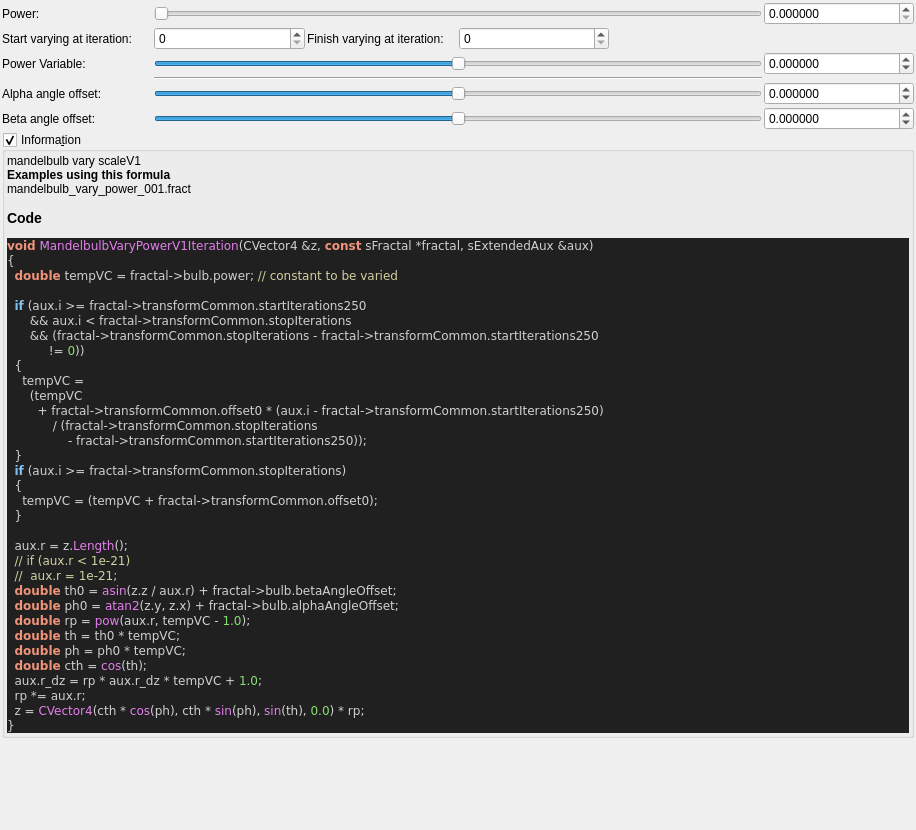
First picture: the form in mandelbulber2/formula/ui/fractal_mandelbulb_vary_power_v1.ui, repository buddhi1980/mandelbulber2, before the edit.
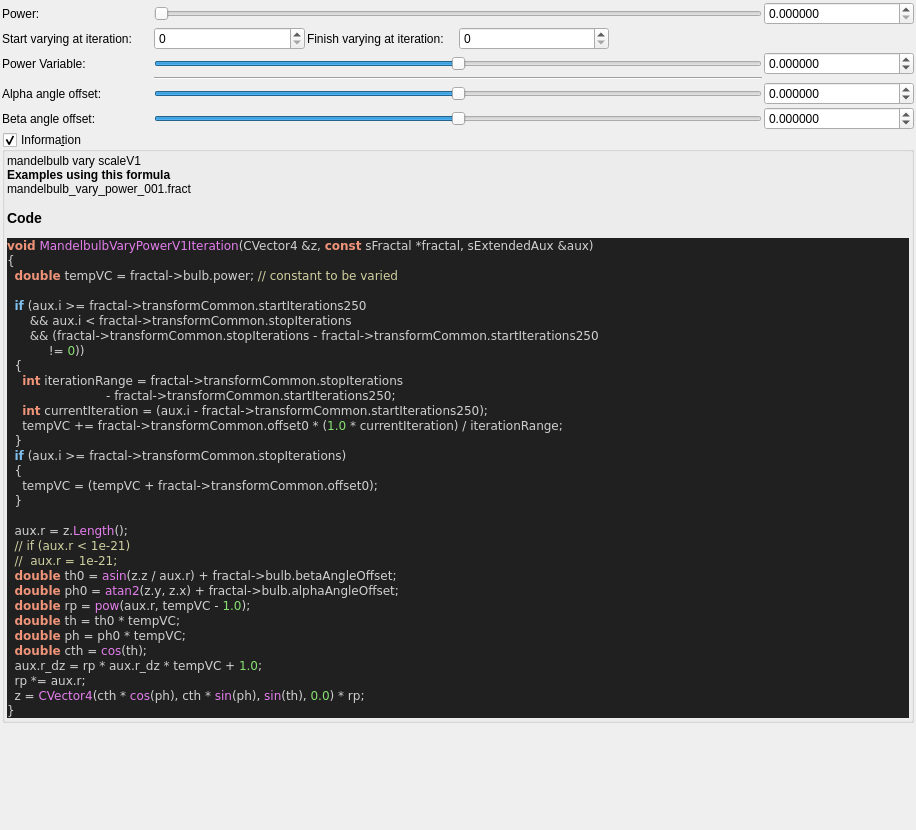
Second picture: the form after the edit. Custom widgets are drawn as their Qt base class.

Commit message: added all cl formula files till mandelbulb_*

```diff
--- a/mandelbulber2/formula/ui/fractal_mandelbulb_vary_power_v1.ui
+++ b/mandelbulber2/formula/ui/fractal_mandelbulb_vary_power_v1.ui
@@ -373,11 +373,10 @@
       &lt;span style=&quot;color:#d0d0d0&quot;&gt;&amp;amp;&amp;amp; (&lt;/span&gt;fractal&lt;span style=&quot;color:#d0d0d0&quot;&gt;-&amp;gt;&lt;/span&gt;transformCommon&lt;span style=&quot;color:#d0d0d0&quot;&gt;.&lt;/span&gt;stopIterations &lt;span style=&quot;color:#d0d0d0&quot;&gt;-&lt;/span&gt; fractal&lt;span style=&quot;color:#d0d0d0&quot;&gt;-&amp;gt;&lt;/span&gt;transformCommon&lt;span style=&quot;color:#d0d0d0&quot;&gt;.&lt;/span&gt;startIterations250
            &lt;span style=&quot;color:#d0d0d0&quot;&gt;!=&lt;/span&gt; &lt;span style=&quot;color:#87df71&quot;&gt;0&lt;/span&gt;&lt;span style=&quot;color:#d0d0d0&quot;&gt;))&lt;/span&gt;
   &lt;span style=&quot;color:#d0d0d0&quot;&gt;{&lt;/span&gt;
-    tempVC &lt;span style=&quot;color:#d0d0d0&quot;&gt;=&lt;/span&gt;
-      &lt;span style=&quot;color:#d0d0d0&quot;&gt;(&lt;/span&gt;tempVC
-        &lt;span style=&quot;color:#d0d0d0&quot;&gt;+&lt;/span&gt; fractal&lt;span style=&quot;color:#d0d0d0&quot;&gt;-&amp;gt;&lt;/span&gt;transformCommon&lt;span style=&quot;color:#d0d0d0&quot;&gt;.&lt;/span&gt;offset0 &lt;span style=&quot;color:#d0d0d0&quot;&gt;* (&lt;/span&gt;aux&lt;span style=&quot;color:#d0d0d0&quot;&gt;.&lt;/span&gt;i &lt;span style=&quot;color:#d0d0d0&quot;&gt;-&lt;/span&gt; fractal&lt;span style=&quot;color:#d0d0d0&quot;&gt;-&amp;gt;&lt;/span&gt;transformCommon&lt;span style=&quot;color:#d0d0d0&quot;&gt;.&lt;/span&gt;startIterations250&lt;span style=&quot;color:#d0d0d0&quot;&gt;)&lt;/span&gt;
-            &lt;span style=&quot;color:#d0d0d0&quot;&gt;/ (&lt;/span&gt;fractal&lt;span style=&quot;color:#d0d0d0&quot;&gt;-&amp;gt;&lt;/span&gt;transformCommon&lt;span style=&quot;color:#d0d0d0&quot;&gt;.&lt;/span&gt;stopIterations
-                &lt;span style=&quot;color:#d0d0d0&quot;&gt;-&lt;/span&gt; fractal&lt;span style=&quot;color:#d0d0d0&quot;&gt;-&amp;gt;&lt;/span&gt;transformCommon&lt;span style=&quot;color:#d0d0d0&quot;&gt;.&lt;/span&gt;startIterations250&lt;span style=&quot;color:#d0d0d0&quot;&gt;));&lt;/span&gt;
+    &lt;span style=&quot;color:#f09479; font-weight:bold&quot;&gt;int&lt;/span&gt; iterationRange &lt;span style=&quot;color:#d0d0d0&quot;&gt;=&lt;/span&gt; fractal&lt;span style=&quot;color:#d0d0d0&quot;&gt;-&amp;gt;&lt;/span&gt;transformCommon&lt;span style=&quot;color:#d0d0d0&quot;&gt;.&lt;/span&gt;stopIterations
+                          &lt;span style=&quot;color:#d0d0d0&quot;&gt;-&lt;/span&gt; fractal&lt;span style=&quot;color:#d0d0d0&quot;&gt;-&amp;gt;&lt;/span&gt;transformCommon&lt;span style=&quot;color:#d0d0d0&quot;&gt;.&lt;/span&gt;startIterations250&lt;span style=&quot;color:#d0d0d0&quot;&gt;;&lt;/span&gt;
+    &lt;span style=&quot;color:#f09479; font-weight:bold&quot;&gt;int&lt;/span&gt; currentIteration &lt;span style=&quot;color:#d0d0d0&quot;&gt;= (&lt;/span&gt;aux&lt;span style=&quot;color:#d0d0d0&quot;&gt;.&lt;/span&gt;i &lt;span style=&quot;color:#d0d0d0&quot;&gt;-&lt;/span&gt; fractal&lt;span style=&quot;color:#d0d0d0&quot;&gt;-&amp;gt;&lt;/span&gt;transformCommon&lt;span style=&quot;color:#d0d0d0&quot;&gt;.&lt;/span&gt;startIterations250&lt;span style=&quot;color:#d0d0d0&quot;&gt;);&lt;/span&gt;
+    tempVC &lt;span style=&quot;color:#d0d0d0&quot;&gt;+=&lt;/span&gt; fractal&lt;span style=&quot;color:#d0d0d0&quot;&gt;-&amp;gt;&lt;/span&gt;transformCommon&lt;span style=&quot;color:#d0d0d0&quot;&gt;.&lt;/span&gt;offset0 &lt;span style=&quot;color:#d0d0d0&quot;&gt;* (&lt;/span&gt;&lt;span style=&quot;color:#87df71&quot;&gt;1.0&lt;/span&gt; &lt;span style=&quot;color:#d0d0d0&quot;&gt;*&lt;/span&gt; currentIteration&lt;span style=&quot;color:#d0d0d0&quot;&gt;) /&lt;/span&gt; iterationRange&lt;span style=&quot;color:#d0d0d0&quot;&gt;;&lt;/span&gt;
   &lt;span style=&quot;color:#d0d0d0&quot;&gt;}&lt;/span&gt;
   &lt;span style=&quot;color:#7ec0ee; font-weight:bold&quot;&gt;if&lt;/span&gt; &lt;span style=&quot;color:#d0d0d0&quot;&gt;(&lt;/span&gt;aux&lt;span style=&quot;color:#d0d0d0&quot;&gt;.&lt;/span&gt;i &lt;span style=&quot;color:#d0d0d0&quot;&gt;&amp;gt;=&lt;/span&gt; fractal&lt;span style=&quot;color:#d0d0d0&quot;&gt;-&amp;gt;&lt;/span&gt;transformCommon&lt;span style=&quot;color:#d0d0d0&quot;&gt;.&lt;/span&gt;stopIterations&lt;span style=&quot;color:#d0d0d0&quot;&gt;)&lt;/span&gt;
   &lt;span style=&quot;color:#d0d0d0&quot;&gt;{&lt;/span&gt;
```
The commit also changes 11 other files.
